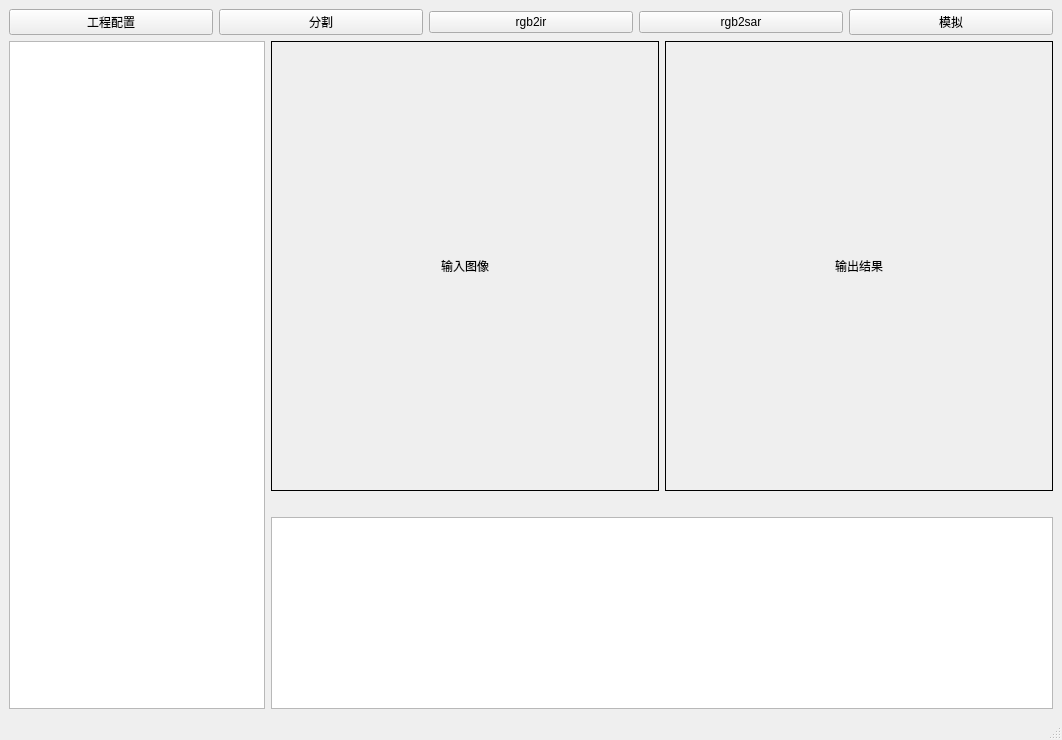
Old version of the form main_app/view/mainwindow.ui in the repository vxuyan/seg-rgb2ir-rgb2sar-GUI.
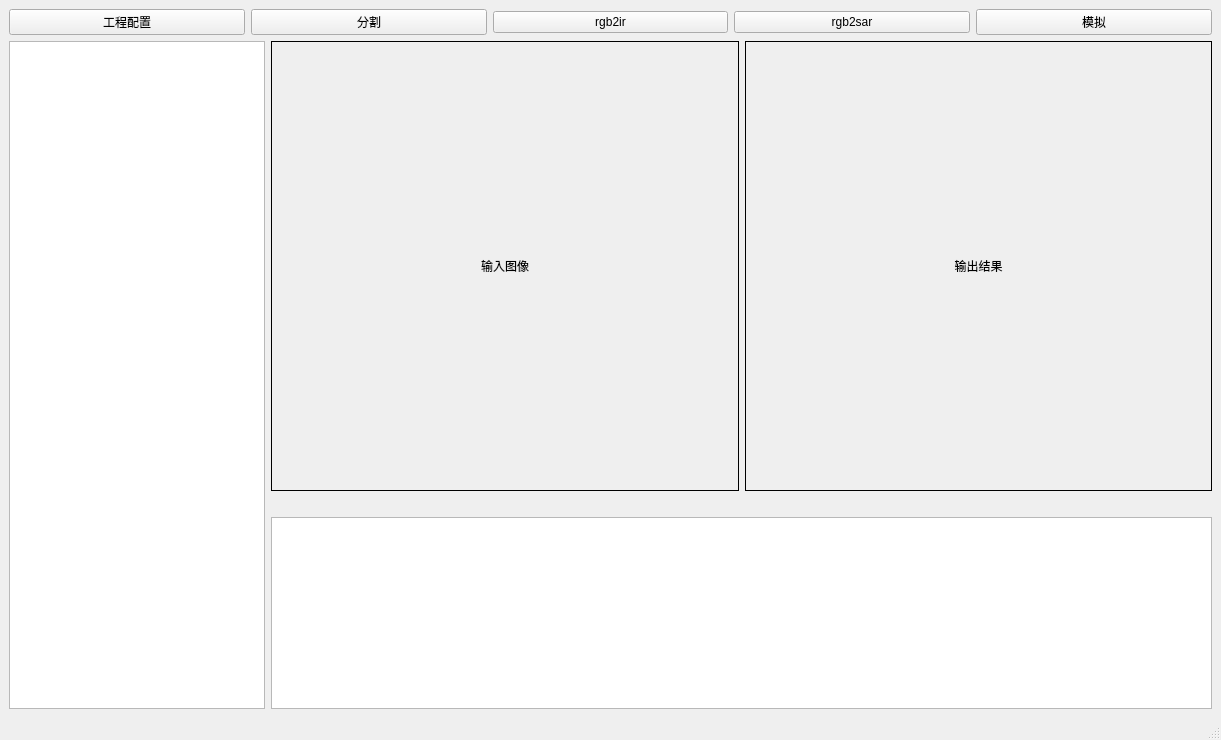
New version of the form.

Commit message: 调整主窗口尺寸并重命名分割按钮

Diff of the .ui file:
```diff
--- a/main_app/view/mainwindow.ui
+++ b/main_app/view/mainwindow.ui
@@ -6,7 +6,7 @@
    <rect>
     <x>0</x>
     <y>0</y>
-    <width>1062</width>
+    <width>1221</width>
     <height>740</height>
    </rect>
   </property>
```
Left out of the diff: 16 changed lines with no effect on the pictures. The commit also changes 1 other file.
